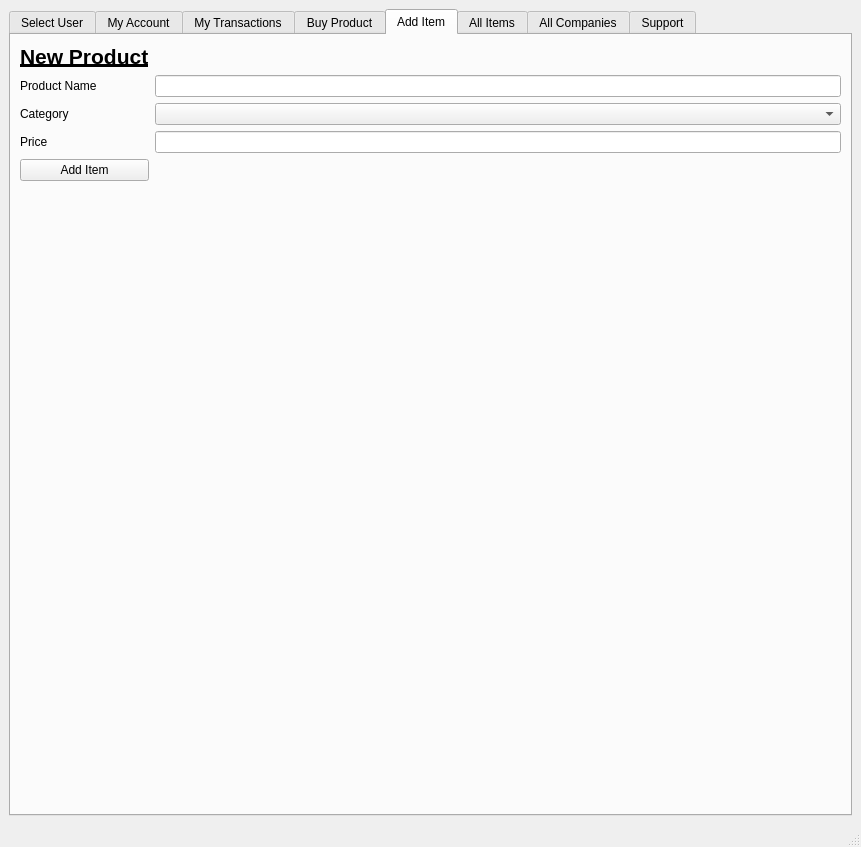
The window that app.ui (ppublicgit/CS687) describes before a commit, drawn with Qt 5.
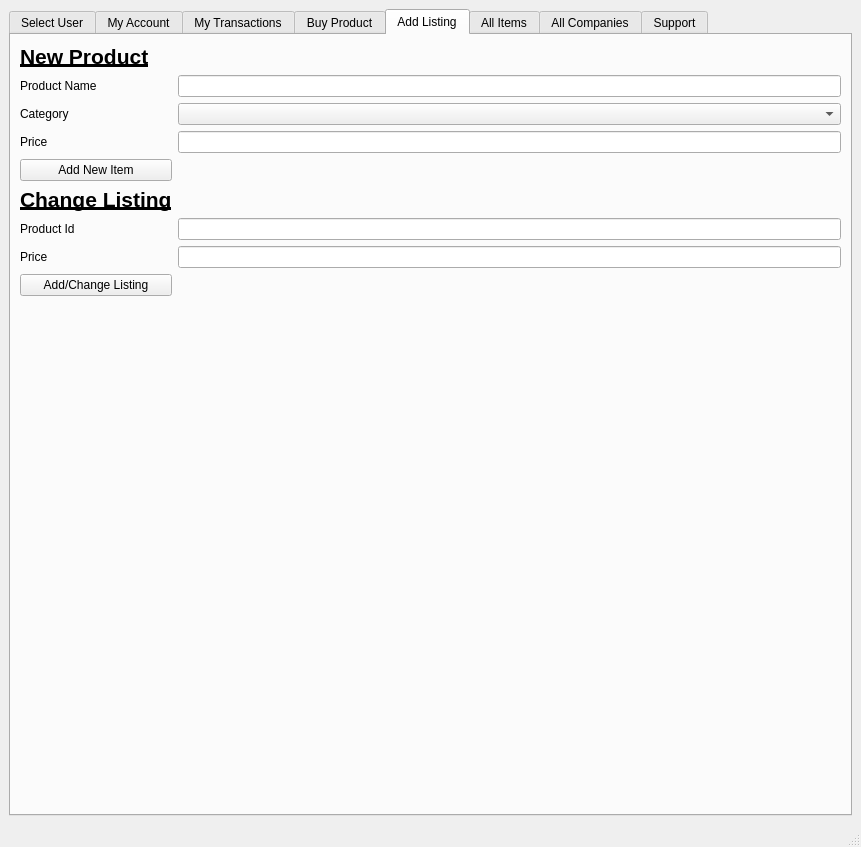
The same window after the commit. The open tabs and pages were chosen to show the change.

Commit message:
Changed Product Company to Product Comapny Listing
Each product is not tied to a company, each company can list
multiple products. New intercept table called Listing to connect
product and company to a listing and moved product price into listing.
Changed python app to call these new databases properly. Buy Product
and add item and add listing changed to need a product id/company id
for this new database setup.

Patch:
```diff
--- a/app.ui
+++ b/app.ui
@@ -555,13 +555,57 @@
         </widget>
         <widget class="QWidget" name="tab_companies">
          <attribute name="title">
-          <string>Add Item</string>
+          <string>Add Listing</string>
          </attribute>
          <layout class="QGridLayout" name="gridLayout_3">
           <item row="2" column="0">
            <layout class="QHBoxLayout" name="horizontalLayout_4">
             <item>
              <layout class="QGridLayout" name="gridLayout_5">
+              <item row="7" column="0">
+               <widget class="QLabel" name="label_12">
+                <property name="text">
+                 <string>Price</string>
+                </property>
+               </widget>
+              </item>
+              <item row="0" column="0">
+               <widget class="QLabel" name="label_search_options_2">
+                <property name="font">
+                 <font>
+                  <pointsize>16</pointsize>
+                  <weight>75</weight>
+                  <bold>true</bold>
+                  <underline>true</underline>
+                 </font>
+                </property>
+                <property name="text">
+                 <string>New Product</string>
+                </property>
+               </widget>
+              </item>
+              <item row="6" column="0">
+               <widget class="QLabel" name="label_11">
+                <property name="text">
+                 <string>Product Id</string>
+                </property>
+               </widget>
+              </item>
+              <item row="5" column="0">
+               <widget class="QLabel" name="label_search_options">
+                <property name="font">
+                 <font>
+                  <pointsize>16</pointsize>
+                  <weight>75</weight>
+                  <bold>true</bold>
+                  <underline>true</underline>
+                 </font>
+                </property>
+                <property name="text">
+                 <string>Change Listing</string>
+                </property>
+               </widget>
+              </item>
               <item row="2" column="2">
                <widget class="QComboBox" name="cb_new_item_category"/>
               </item>
@@ -589,7 +633,7 @@
                 </property>
                </widget>
               </item>
-              <item row="5" column="0">
+              <item row="9" column="0">
                <spacer name="verticalSpacer_4">
                 <property name="orientation">
                  <enum>Qt::Vertical</enum>
@@ -602,31 +646,29 @@
                 </property>
                </spacer>
               </item>
-              <item row="0" column="0">
-               <widget class="QLabel" name="label_search_options">
-                <property name="font">
-                 <font>
-                  <pointsize>16</pointsize>
-                  <weight>75</weight>
-                  <bold>true</bold>
-                  <underline>true</underline>
-                 </font>
-                </property>
-                <property name="text">
-                 <string>New Product</string>
-                </property>
-               </widget>
-              </item>
               <item row="1" column="2">
                <widget class="QLineEdit" name="le_new_item_name"/>
               </item>
               <item row="4" column="0">
                <widget class="QPushButton" name="pb_new_item">
                 <property name="text">
-                 <string>Add Item</string>
+                 <string>Add New Item</string>
                 </property>
                </widget>
               </item>
+              <item row="8" column="0">
+               <widget class="QPushButton" name="pb_change_listing">
+                <property name="text">
+                 <string>Add/Change Listing</string>
+                </property>
+               </widget>
+              </item>
+              <item row="6" column="2">
+               <widget class="QLineEdit" name="le_change_listing_pid"/>
+              </item>
+              <item row="7" column="2">
+               <widget class="QLineEdit" name="le_change_listing_price"/>
+              </item>
              </layout>
             </item>
             <item>
```
Left out of the diff: 18 changed lines with no effect on the pictures. The commit also changes 3 other files.
